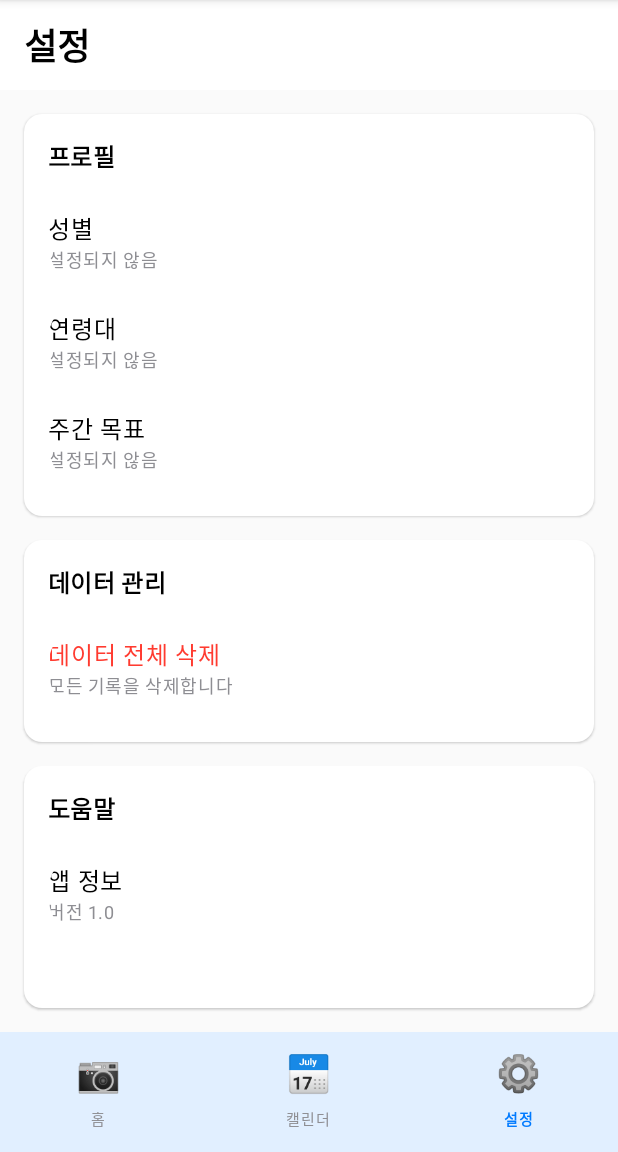
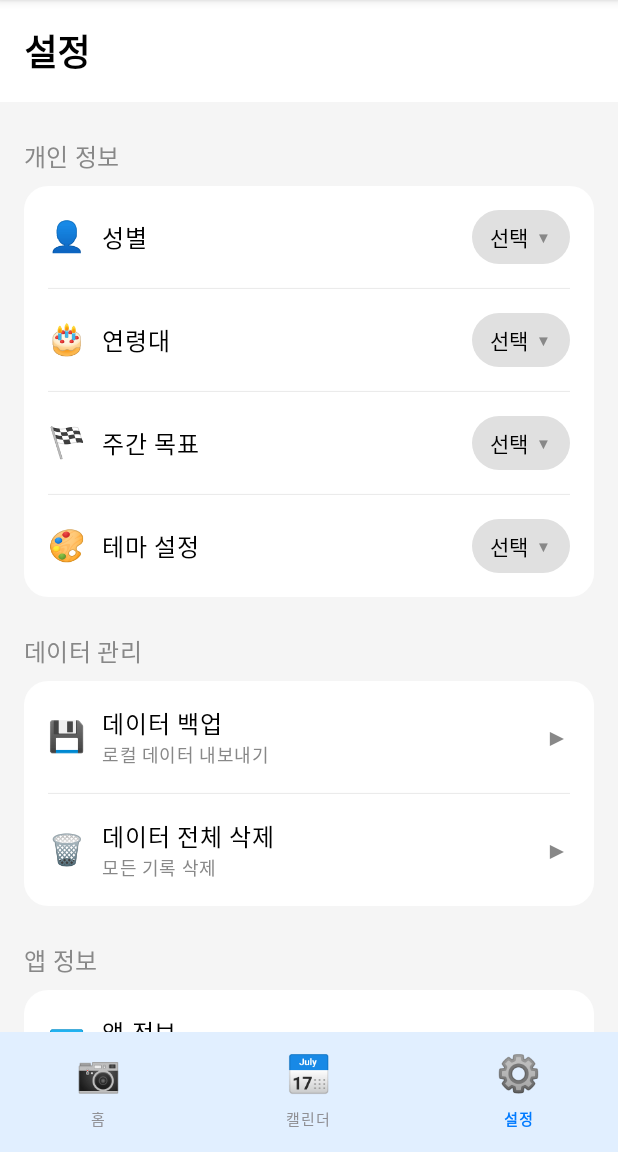
Before and after one commit to namd0ng/team27-aws-hackathon, an Android app built with Jetpack Compose: the SettingsScreen screen opened through its navigation route, on a phone screen of 412 x 824 dp, the part 84-1236 px from its top. Run offline under Robolectric (Android 15) with nearby library versions, the phone set to English and light mode, and no system bars.

Commit message:
[UPDATE] 설정탭 UI 수정

```diff
--- a/app/src/main/java/com/hackathon/alcolook/ui/settings/SettingsScreen.kt
+++ b/app/src/main/java/com/hackathon/alcolook/ui/settings/SettingsScreen.kt
@@ -1,160 +1,225 @@
 package com.hackathon.alcolook.ui.settings
 
 import androidx.compose.foundation.background
+import androidx.compose.foundation.clickable
 import androidx.compose.foundation.layout.*
+import androidx.compose.foundation.rememberScrollState
 import androidx.compose.foundation.shape.RoundedCornerShape
+import androidx.compose.foundation.verticalScroll
 import androidx.compose.material3.*
 import androidx.compose.runtime.*
 import androidx.compose.ui.Alignment
 import androidx.compose.ui.Modifier
+import androidx.compose.ui.graphics.Color
+import androidx.compose.ui.res.stringResource
 import androidx.compose.ui.text.font.FontWeight
+import androidx.compose.ui.text.style.TextAlign
 import androidx.compose.ui.unit.dp
+import androidx.compose.ui.unit.sp
+import com.hackathon.alcolook.R
+import com.hackathon.alcolook.ui.components.DropdownSettingsItem
+import com.hackathon.alcolook.ui.components.rememberSettingsState
 import com.hackathon.alcolook.ui.theme.*
 
-@OptIn(ExperimentalMaterial3Api::class)
+/**
+ * 설정 화면 - 스크린샷과 정확히 일치하는 디자인
+ */
 @Composable
 fun SettingsScreen() {
     Column(
         modifier = Modifier
             .fillMaxSize()
-            .background(AppBackground)
+            .background(Color(0xFFF5F5F5))
+            .verticalScroll(rememberScrollState())
     ) {
-        // Header
+        // 헤더
         Box(
             modifier = Modifier
                 .fillMaxWidth()
-                .background(CardBackground)
-                .padding(horizontal = 16.dp, vertical = 12.dp)
+                .background(Color.White)
+                .padding(16.dp)
         ) {
             Text(
                 text = "설정",
                 style = MaterialTheme.typography.headlineSmall,
-                fontWeight = FontWeight.SemiBold,
-                color = TextPrimary
+                fontWeight = FontWeight.Bold,
+                color = Color.Black
             )
-        }
-
-        Column(
-            modifier = Modifier.padding(16.dp)
-        ) {
-            // Profile Section
-            Card(
-                modifier = Modifier.fillMaxWidth(),
-                colors = CardDefaults.cardColors(containerColor = CardBackground),
-                elevation = CardDefaults.cardElevation(defaultElevation = 1.dp),
-                shape = RoundedCornerShape(12.dp)
-            ) {
-                Column(
-                    modifier = Modifier.padding(16.dp)
-                ) {
-                    Text(
-                        text = "프로필",
-                        style = MaterialTheme.typography.titleMedium,
-                        fontWeight = FontWeight.SemiBold,
-                        color = TextPrimary
-                    )
-                    Spacer(modifier = Modifier.height(12.dp))
-
-                    SettingsItem(
-                        title = "성별",
-                        subtitle = "설정되지 않음",
-                        onClick = { /* TODO: Gender selection */ }
-                    )
-
-                    SettingsItem(
-                        title = "연령대",
-                        subtitle = "설정되지 않음",
-                        onClick = { /* TODO: Age selection */ }
-                    )
-
-                    SettingsItem(
-                        title = "주간 목표",
-                        subtitle = "설정되지 않음",
-                        onClick = { /* TODO: Weekly goal */ }
-                    )
-                }
         }
 
         Spacer(modifier = Modifier.height(16.dp))
 
-            // Data Management Section
+        // 개인 정보 섹션
+        PersonalInfoSection()
+
+        Spacer(modifier = Modifier.height(16.dp))
+
+        // 데이터 관리 섹션
+        DataManagementSection()
+
+        Spacer(modifier = Modifier.height(16.dp))
+
+        // 앱 정보 섹션
+        AppInfoSection()
+
+        Spacer(modifier = Modifier.height(100.dp))
+    }
+}
+
+@Composable
+private fun PersonalInfoSection() {
+    val genderState = rememberSettingsState("선택")
+    val ageGroupState = rememberSettingsState("선택")
+    val weeklyGoalState = rememberSettingsState("선택")
+    val themeState = rememberSettingsState("선택")
+
+    Column {
+        Text(
+            text = "개인 정보",
+            modifier = Modifier.padding(horizontal = 16.dp, vertical = 8.dp),
+            style = MaterialTheme.typography.titleMedium,
+            color = Color.Gray
+        )
+
         Card(
-                modifier = Modifier.fillMaxWidth(),
-                colors = CardDefaults.cardColors(containerColor = CardBackground),
-                elevation = CardDefaults.cardElevation(defaultElevation = 1.dp),
-                shape = RoundedCornerShape(12.dp)
+            modifier = Modifier
+                .fillMaxWidth()
+                .padding(horizontal = 16.dp),
+            colors = CardDefaults.cardColors(containerColor = Color.White),
+            elevation = CardDefaults.cardElevation(defaultElevation = 0.dp),
+            shape = RoundedCornerShape(16.dp)
         ) {
-                Column(
-                    modifier = Modifier.padding(16.dp)
-                ) {
-                    Text(
-                        text = "데이터 관리",
-                        style = MaterialTheme.typography.titleMedium,
-                        fontWeight = FontWeight.SemiBold,
-                        color = TextPrimary
+            Column {
+                SettingsItem(
+                    icon = "👤",
+                    title = "성별",
+                    value = genderState.value,
+                    onClick = { /* TODO */ }
                 )
-                    Spacer(modifier = Modifier.height(12.dp))
+
+                HorizontalDivider(
+                    color = Color(0xFFE0E0E0),
+                    thickness = 0.5.dp,
+                    modifier = Modifier.padding(horizontal = 16.dp)
+                )
 
                 SettingsItem(
-                        title = "데이터 전체 삭제",
-                        subtitle = "모든 기록을 삭제합니다",
-                        onClick = { /* TODO: Data deletion */ },
-                        isDestructive = true
+                    icon = "🎂",
+                    title = "연령대",
+                    value = ageGroupState.value,
+                    onClick = { /* TODO */ }
+                )
+
+                HorizontalDivider(
+                    color = Color(0xFFE0E0E0),
+                    thickness = 0.5.dp,
+                    modifier = Modifier.padding(horizontal = 16.dp)
+                )
+
+                SettingsItem(
+                    icon = "🏁",
+                    title = "주간 목표",
+                    value = weeklyGoalState.value,
+                    onClick = { /* TODO */ }
+                )
+
+                HorizontalDivider(
+                    color = Color(0xFFE0E0E0),
+                    thickness = 0.5.dp,
+                    modifier = Modifier.padding(horizontal = 16.dp)
+                )
+
+                SettingsItem(
+                    icon = "🎨",
+                    title = "테마 설정",
+                    value = themeState.value,
+                    onClick = { /* TODO */ }
                 )
             }
         }
+    }
+}
 
-            Spacer(modifier = Modifier.height(16.dp))
+@Composable
+private fun DataManagementSection() {
+    Column {
+        Text(
+            text = "데이터 관리",
+            modifier = Modifier.padding(horizontal = 16.dp, vertical = 8.dp),
+            style = MaterialTheme.typography.titleMedium,
+            color = Color.Gray
+        )
 
-            // Help Section
         Card(
-                modifier = Modifier.fillMaxWidth(),
-                colors = CardDefaults.cardColors(containerColor = CardBackground),
-                elevation = CardDefaults.cardElevation(defaultElevation = 1.dp),
-                shape = RoundedCornerShape(12.dp)
+            modifier = Modifier
+                .fillMaxWidth()
+                .padding(horizontal = 16.dp),
+            colors = CardDefaults.cardColors(containerColor = Color.White),
+            elevation = CardDefaults.cardElevation(defaultElevation = 0.dp),
+            shape = RoundedCornerShape(16.dp)
         ) {
-                Column(
-                    modifier = Modifier.padding(16.dp)
-                ) {
-                    Text(
-                        text = "도움말",
-                        style = MaterialTheme.typography.titleMedium,
-                        fontWeight = FontWeight.SemiBold,
-                        color = TextPrimary
+            Column {
+                SettingsItem(
+                    icon = "💾",
+                    title = "데이터 백업",
+                    subtitle = "로컬 데이터 내보내기",
+                    onClick = { /* TODO */ }
                 )
-                    Spacer(modifier = Modifier.height(12.dp))
 
-                    SettingsItem(
-                        title = "앱 정보",
-                        subtitle = "버전 1.0",
-                        onClick = { /* TODO: App info */ }
+                HorizontalDivider(
+                    color = Color(0xFFE0E0E0),
+                    thickness = 0.5.dp,
+                    modifier = Modifier.padding(horizontal = 16.dp)
                 )
 
                 SettingsItem(
-                        title = "면책 고지",
-                        subtitle = "이용 약관 및 주의사항",
-                        onClick = { /* TODO: Disclaimer */ }
+                    icon = "🗑️",
+                    title = "데이터 전체 삭제",
+                    subtitle = "모든 기록 삭제",
+                    onClick = { /* TODO */ }
                 )
             }
         }
+    }
+}
 
-            Spacer(modifier = Modifier.weight(1f))
+@Composable
+private fun AppInfoSection() {
+    Column {
+        Text(
+            text = "앱 정보",
+            modifier = Modifier.padding(horizontal = 16.dp, vertical = 8.dp),
+            style = MaterialTheme.typography.titleMedium,
+            color = Color.Gray
+        )
 
-            // Disclaimer
         Card(
-                modifier = Modifier.fillMaxWidth(),
-                colors = CardDefaults.cardColors(
-                    containerColor = WarningSoft
-                ),
-                elevation = CardDefaults.cardElevation(defaultElevation = 1.dp),
-                shape = RoundedCornerShape(12.dp)
+            modifier = Modifier
+                .fillMaxWidth()
+                .padding(horizontal = 16.dp),
+            colors = CardDefaults.cardColors(containerColor = Color.White),
+            elevation = CardDefaults.cardElevation(defaultElevation = 0.dp),
+            shape = RoundedCornerShape(16.dp)
         ) {
-                Text(
-                    text = "⚠️ 이 앱은 의료 목적이 아니며, 운전 판단에 사용하지 마세요.\n모든 데이터는 로컬에 저장되며 외부로 전송되지 않습니다.",
-                    style = MaterialTheme.typography.bodySmall,
-                    modifier = Modifier.padding(16.dp),
-                    color = TextPrimary,
-                    fontWeight = FontWeight.Medium
+            Column {
+                SettingsItem(
+                    icon = "ℹ️",
+                    title = "앱 정보",
+                    subtitle = "버전 1.0.0",
+                    onClick = { /* TODO */ }
+                )
+
+                HorizontalDivider(
+                    color = Color(0xFFE0E0E0),
+                    thickness = 0.5.dp,
+                    modifier = Modifier.padding(horizontal = 16.dp)
+                )
+
+                SettingsItem(
+                    icon = "❓",
+                    title = "도움말",
+                    subtitle = "사용법 및 면책 사항",
+                    onClick = { /* TODO */ }
                 )
             }
         }
@@ -163,30 +228,73 @@ fun SettingsScreen() {
 
 @Composable
 private fun SettingsItem(
+    icon: String,
     title: String,
-    subtitle: String,
-    onClick: () -> Unit,
-    isDestructive: Boolean = false
+    subtitle: String? = null,
+    value: String? = null,
+    onClick: () -> Unit
 ) {
-    TextButton(
-        onClick = onClick,
-        modifier = Modifier.fillMaxWidth(),
-        contentPadding = PaddingValues(vertical = 12.dp, horizontal = 0.dp)
+    Row(
+        modifier = Modifier
+            .fillMaxWidth()
+            .clickable { onClick() }
+            .padding(16.dp),
+        verticalAlignment = Alignment.CenterVertically
     ) {
+        Text(
+            text = icon,
+            fontSize = 20.sp,
+            modifier = Modifier.size(24.dp)
+        )
+
+        Spacer(modifier = Modifier.width(12.dp))
+
         Column(
-            modifier = Modifier.fillMaxWidth(),
-            horizontalAlignment = Alignment.Start
+            modifier = Modifier.weight(1f)
         ) {
             Text(
                 text = title,
                 style = MaterialTheme.typography.bodyLarge,
-                color = if (isDestructive) StatusDanger else TextPrimary,
-                fontWeight = FontWeight.Medium
+                fontWeight = FontWeight.Medium,
+                color = Color.Black
             )
+
+            if (subtitle != null) {
                 Text(
                     text = subtitle,
                     style = MaterialTheme.typography.bodySmall,
-                color = TextSecondary
+                    color = Color.Gray
+                )
+            }
+        }
+
+        if (value != null) {
+            Surface(
+                color = Color(0xFFE0E0E0),
+                shape = RoundedCornerShape(20.dp)
+            ) {
+                Row(
+                    modifier = Modifier.padding(horizontal = 12.dp, vertical = 6.dp),
+                    verticalAlignment = Alignment.CenterVertically
+                ) {
+                    Text(
+                        text = value,
+                        style = MaterialTheme.typography.bodyMedium,
+                        color = Color.Black
+                    )
+                    Spacer(modifier = Modifier.width(4.dp))
+                    Text(
+                        text = "▼",
+                        fontSize = 10.sp,
+                        color = Color.Gray
+                    )
+                }
+            }
+        } else {
+            Text(
+                text = "▶",
+                fontSize = 16.sp,
+                color = Color.Gray
             )
         }
     }
```
Also changed, not shown: app/src/main/java/com/hackathon/alcolook/ui/components/DropdownSettingsItem.kt (added, +136 -0 lines), app/src/main/res/values/strings.xml (+29 -12 lines), 1 other file. Lines whose indentation alone changed are shown as unchanged.
